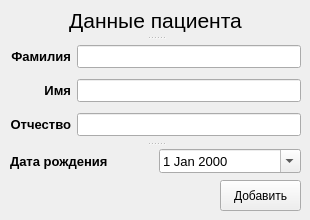
SirWolfus/OrtodontCalculator, file add-pat.ui: the form before one commit.
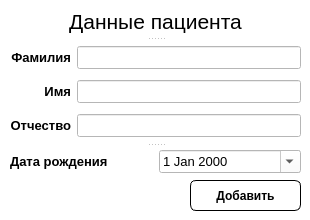
The form after the commit. Icons and pictures are not drawn.

What changed in the file:
```diff
--- a/add-pat.ui
+++ b/add-pat.ui
@@ -41,15 +41,36 @@
    <iconset resource="res-rc.qrc">
     <normaloff>:/img/favicon.ico</normaloff>:/img/favicon.ico</iconset>
   </property>
+  <property name="styleSheet">
+   <string notr="true">background-color: rgb(255, 255, 255);</string>
+  </property>
   <widget class="QPushButton" name="pushButton_add">
    <property name="geometry">
     <rect>
-     <x>220</x>
+     <x>190</x>
      <y>180</y>
-     <width>81</width>
+     <width>111</width>
      <height>31</height>
     </rect>
    </property>
+   <property name="styleSheet">
+    <string notr="true">QPushButton  {
+	background-color: rgb(255, 255, 255); 
+  font-weight: 600;
+  border-radius: 6px;
+  border: 1px solid rgb(0, 0, 0);
+}
+
+QPushButton:hover {
+  background-color: qlineargradient(spread:pad, x1:1, y1:0, x2:0, y2:1, stop:0 rgba(255, 255, 255, 255), stop:1 rgba(162, 216, 255, 255));;
+  border: 2px solid rgb(55, 111, 167);
+}
+
+QPushButton:pressed  {
+  background-color: qlineargradient(spread:pad, x1:1, y1:0, x2:0, y2:1, stop:0  rgba(162, 216, 255, 255), stop:1  rgba(255, 255, 255, 255));;
+  border: 2px solid rgb(55, 111, 167);
+}</string>
+   </property>
    <property name="text">
     <string>Добавить</string>
    </property>
@@ -59,7 +80,7 @@
     <rect>
      <x>10</x>
      <y>180</y>
-     <width>211</width>
+     <width>171</width>
      <height>31</height>
     </rect>
    </property>
```
Left out of the diff: 2 changed lines with no effect on the pictures.
